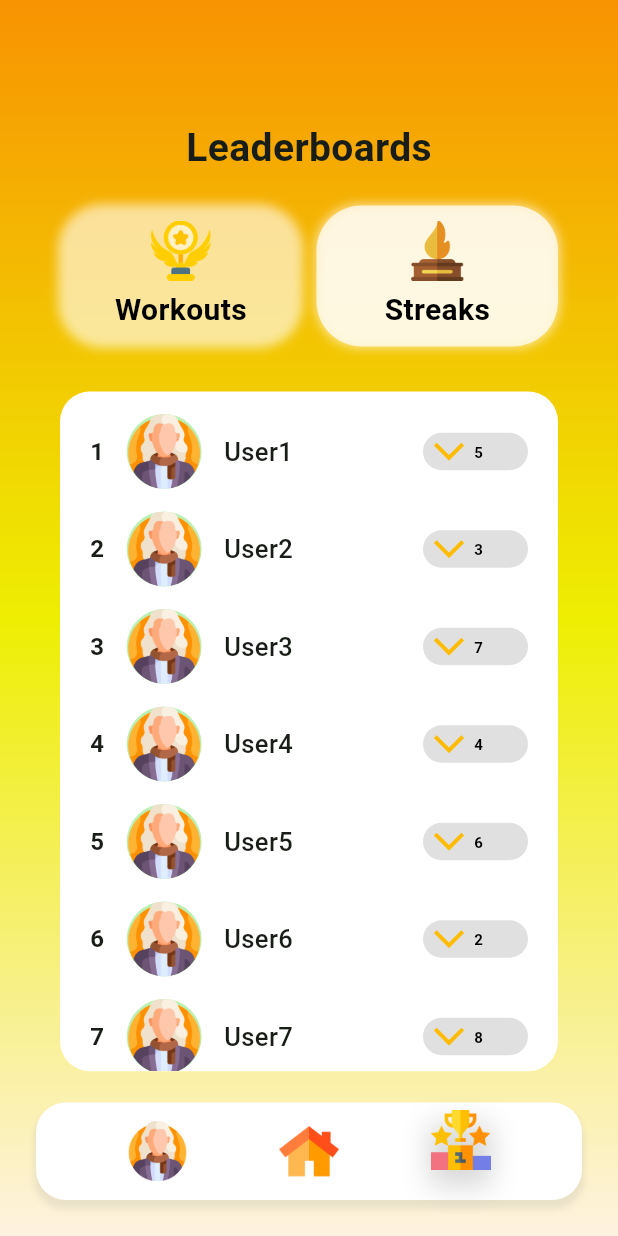
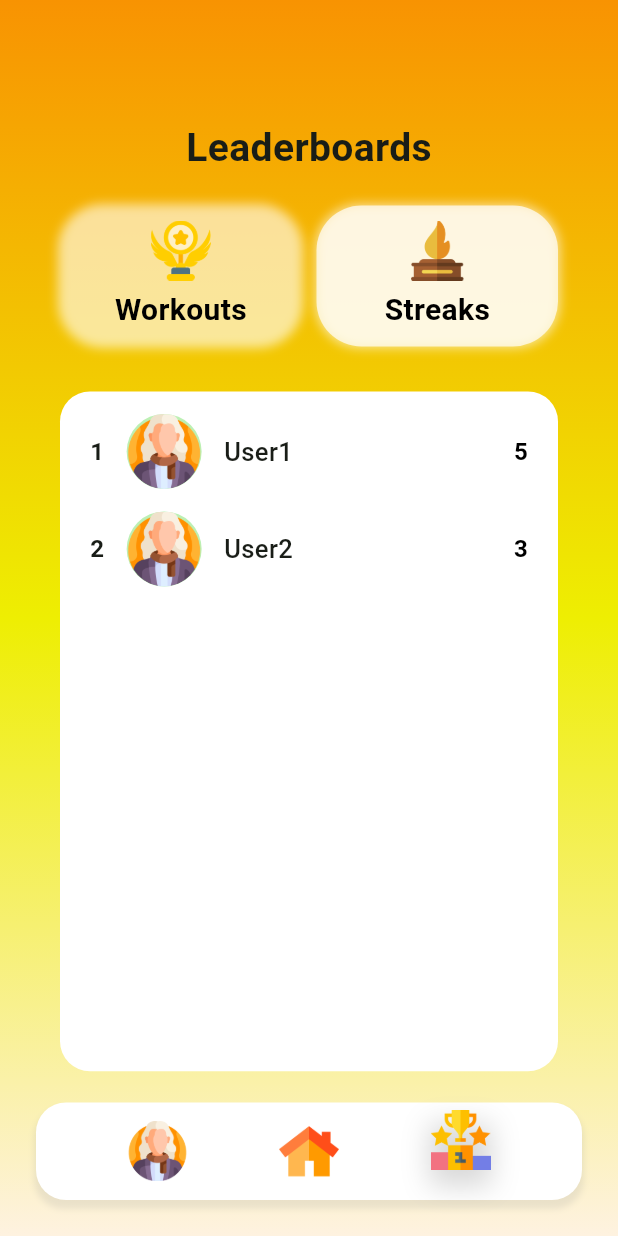
Before and after one commit to ahnafbinazad/Swync, a Flutter app: the screen it shows once a user with an empty profile is signed in, after a tap on "Streaks", on a phone screen of 412 x 824 dp. Run offline on Flutter 3.47's test engine with Material 3 defaults, Android fonts, the phone set to English and light mode, and no system bars; our stand-ins replace cloud_firestore, firebase_auth, firebase_core; accounts and stored records are empty.

Commit message:
ranks UI

```diff
--- a/lib/reuseable_widgets/rank_table.dart
+++ b/lib/reuseable_widgets/rank_table.dart
@@ -50,35 +50,14 @@ class RankTable extends StatelessWidget {
                   ),
                 ),
                 const Spacer(),
-                Container(
-                  height: 25,
-                  width: 70,
-                  decoration: BoxDecoration(
-                    color: Colors.black12,
-                    borderRadius: BorderRadius.circular(50),
+                Text(
+                  items.point.toString(), // Removed from Container
+                  style: const TextStyle( // Added direct styling here
+                    fontWeight: FontWeight.bold,
+                    fontSize: 16,
+                    color: Colors.black,
                   ),
-                  child: Row(
-                    children: [
-                      const SizedBox(width: 5),
-                      RotatedBox(
-                        quarterTurns: 1,
-                        child: Icon(
-                          Icons.arrow_forward_ios,
-                          color: hexStringToColour("#FFBB00"),
-                        ),
-                      ),
-                      const SizedBox(width: 5),
-                      Text(
-                        items.point.toString(),
-                        style: const TextStyle(
-                          fontWeight: FontWeight.bold,
-                          fontSize: 10,
-                          color: Colors.black,
-                        ),
-                      ),
-                    ],
-                  ),
-                )
+                ),
               ],
             ),
           );
--- a/lib/screens/ranks.dart
+++ b/lib/screens/ranks.dart
@@ -14,7 +14,7 @@ class _RanksScreenState extends State<RanksScreen> {
 
   // Test data
     final List<Map<String, dynamic>> _monthlyWorkoutData = [
-    {'rank': 1, 'username': 'User1', 'monthlyWorkoutTime': 120},
+    {'rank': 1, 'username': 'ahnafazad', 'monthlyWorkoutTime': 120},
     {'rank': 2, 'username': 'User2', 'monthlyWorkoutTime': 90},
     {'rank': 3, 'username': 'User3', 'monthlyWorkoutTime': 150},
     {'rank': 4, 'username': 'User4', 'monthlyWorkoutTime': 110},
@@ -24,39 +24,11 @@ class _RanksScreenState extends State<RanksScreen> {
     {'rank': 8, 'username': 'User8', 'monthlyWorkoutTime': 100},
     {'rank': 9, 'username': 'User9', 'monthlyWorkoutTime': 160},
     {'rank': 10, 'username': 'User10', 'monthlyWorkoutTime': 170},
-    {'rank': 11, 'username': 'User11', 'monthlyWorkoutTime': 75},
-    {'rank': 12, 'username': 'User12', 'monthlyWorkoutTime': 145},
-    {'rank': 13, 'username': 'User13', 'monthlyWorkoutTime': 115},
-    {'rank': 14, 'username': 'User14', 'monthlyWorkoutTime': 125},
-    {'rank': 15, 'username': 'User15', 'monthlyWorkoutTime': 105},
-    {'rank': 16, 'username': 'User16', 'monthlyWorkoutTime': 135},
-    {'rank': 17, 'username': 'User17', 'monthlyWorkoutTime': 155},
-    {'rank': 18, 'username': 'User18', 'monthlyWorkoutTime': 165},
-    {'rank': 19, 'username': 'User19', 'monthlyWorkoutTime': 95},
-    {'rank': 20, 'username': 'User20', 'monthlyWorkoutTime': 180},
   ];
 
   final List<Map<String, dynamic>> _streakData = [
     {'rank': 1, 'username': 'User1', 'streak': 5},
     {'rank': 2, 'username': 'User2', 'streak': 3},
-    {'rank': 3, 'username': 'User3', 'streak': 7},
-    {'rank': 4, 'username': 'User4', 'streak': 4},
-    {'rank': 5, 'username': 'User5', 'streak': 6},
-    {'rank': 6, 'username': 'User6', 'streak': 2},
-    {'rank': 7, 'username': 'User7', 'streak': 8},
-    {'rank': 8, 'username': 'User8', 'streak': 5},
-    {'rank': 9, 'username': 'User9', 'streak': 9},
-    {'rank': 10, 'username': 'User10', 'streak': 10},
-    {'rank': 11, 'username': 'User11', 'streak': 3},
-    {'rank': 12, 'username': 'User12', 'streak': 7},
-    {'rank': 13, 'username': 'User13', 'streak': 6},
-    {'rank': 14, 'username': 'User14', 'streak': 5},
-    {'rank': 15, 'username': 'User15', 'streak': 4},
-    {'rank': 16, 'username': 'User16', 'streak': 8},
-    {'rank': 17, 'username': 'User17', 'streak': 9},
-    {'rank': 18, 'username': 'User18', 'streak': 11},
-    {'rank': 19, 'username': 'User19', 'streak': 2},
-    {'rank': 20, 'username': 'User20', 'streak': 12},
   ];
 
 
```
